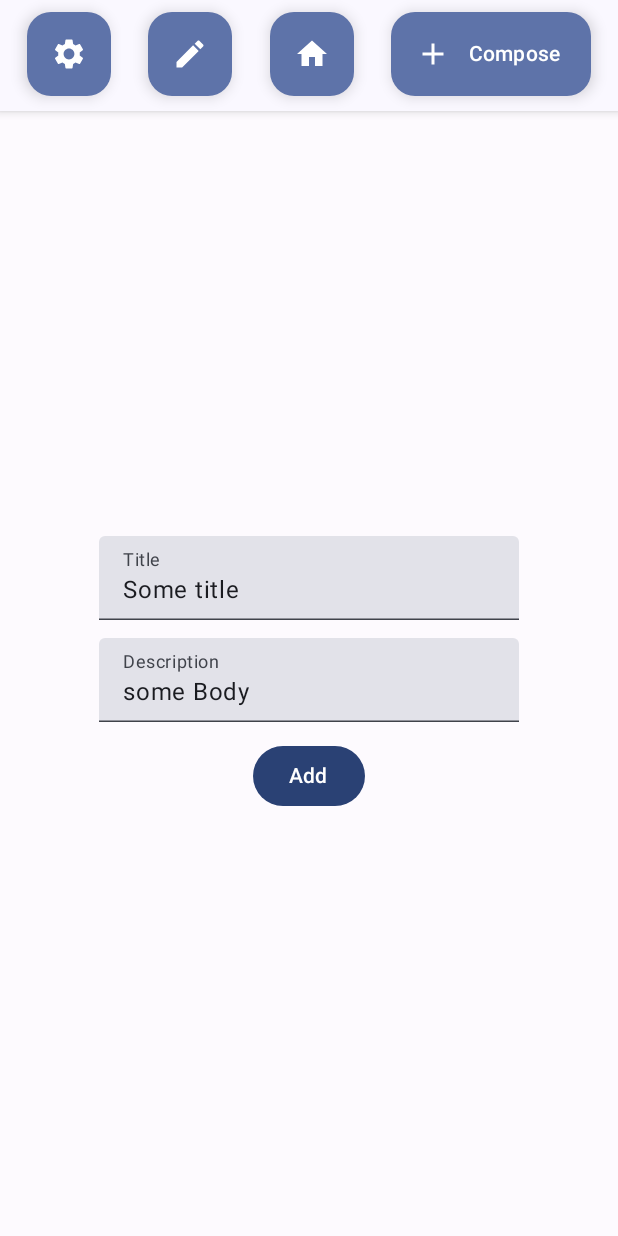
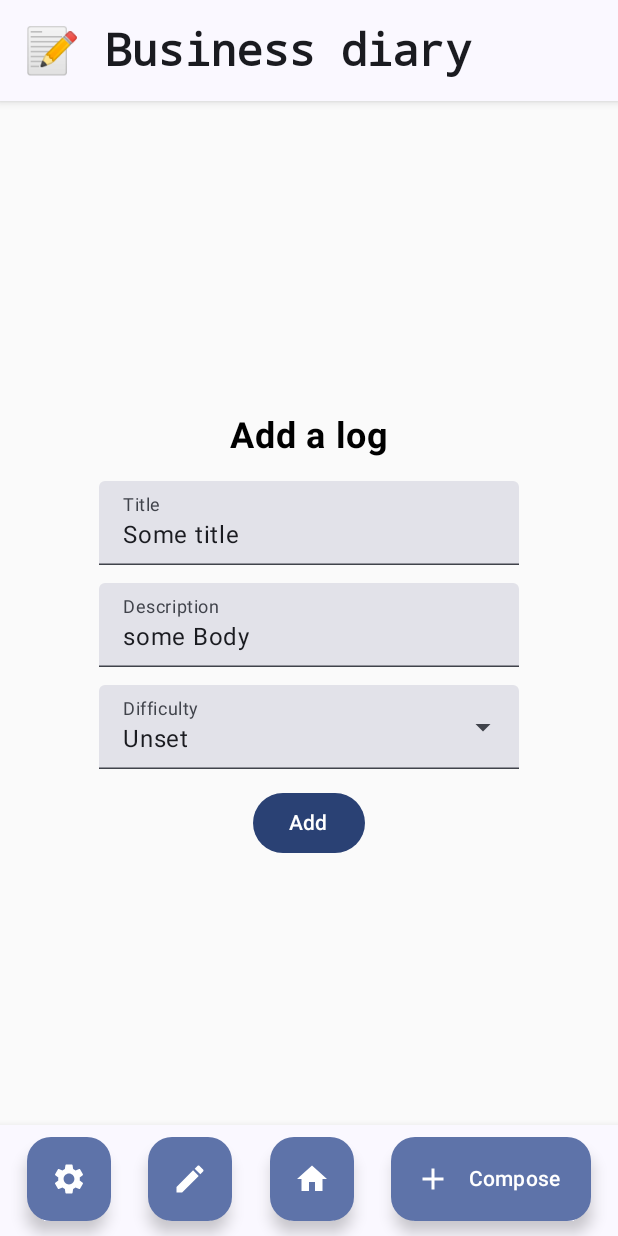
Before and after one commit to shtef21/android-business-diary, an Android app built with Jetpack Compose: the screen it shows after launch (MainActivity), after a tap on "Compose", on a phone screen of 412 x 824 dp. Run offline under Robolectric (Android 15) with nearby library versions, the phone set to English and light mode, and no system bars; our stand-ins replace Firebase (no records; nobody signed in at launch, a user with empty details on screens opened directly).

Commit message:
Refactor
- Expand DiaryLog
- Expand Form add

```diff
--- a/BusinessDiary/app/src/main/java/com/github/shtef21/businessdiary/MainActivity.kt
+++ b/BusinessDiary/app/src/main/java/com/github/shtef21/businessdiary/MainActivity.kt
@@ -3,23 +3,35 @@ package com.github.shtef21.businessdiary
 import android.os.Bundle
 import androidx.activity.ComponentActivity
 import androidx.activity.compose.setContent
-import androidx.compose.foundation.background
+import androidx.compose.foundation.layout.Box
 import androidx.compose.foundation.layout.Column
-import androidx.compose.foundation.layout.fillMaxSize
+import androidx.compose.foundation.layout.fillMaxWidth
+import androidx.compose.foundation.layout.height
+import androidx.compose.foundation.layout.padding
+import androidx.compose.foundation.rememberScrollState
+import androidx.compose.foundation.verticalScroll
+import androidx.compose.material3.Surface
+import androidx.compose.material3.Text
 import androidx.compose.runtime.Composable
 import androidx.compose.ui.Modifier
+import androidx.compose.ui.draw.shadow
+import androidx.compose.ui.text.TextStyle
+import androidx.compose.ui.text.font.FontFamily
+import androidx.compose.ui.text.font.FontWeight
+import androidx.compose.ui.unit.dp
+import androidx.compose.ui.unit.em
+import androidx.compose.ui.unit.sp
 import androidx.navigation.NavHostController
 import androidx.navigation.compose.NavHost
 import androidx.navigation.compose.composable
 import androidx.navigation.compose.rememberNavController
 import com.github.shtef21.businessdiary.components.Navigation
-import com.github.shtef21.businessdiary.logic.DiaryLog
+import com.github.shtef21.businessdiary.entities.DiaryLog
 import com.github.shtef21.businessdiary.logic.Routes
 import com.github.shtef21.businessdiary.pages.AddLogContainer
 import com.github.shtef21.businessdiary.pages.DiaryShowContainer
 import com.github.shtef21.businessdiary.pages.LogDetail
 import com.github.shtef21.businessdiary.pages.testing_firebaseUI
-import com.github.shtef21.businessdiary.ui.theme.AppBackground
 import com.github.shtef21.businessdiary.ui.theme.BusinessDiaryTheme
 
 class MainActivity : ComponentActivity() {
@@ -28,24 +40,59 @@ class MainActivity : ComponentActivity() {
         super.onCreate(savedInstanceState)
         setContent {
             BusinessDiaryTheme {
-                val navController: NavHostController = rememberNavController()
-                val initialRoute: String = Routes.SHOW_LOGS.toString()
-
-                Column(
-                    modifier = Modifier
-                        .fillMaxSize()
-                        .background(AppBackground)
-                ) {
-                    Navigation(navController, initialRoute)
-                    PageWrapper(navController, initialRoute)
-                }
+                AppWrapper()
             }
         }
     }
 }
 
 @Composable
-fun PageWrapper(navController: NavHostController, initialRoute: String) {
+fun AppWrapper() {
+    val navController: NavHostController = rememberNavController()
+    val initialRoute: String = Routes.SHOW_LOGS.toString()
+
+    Column(Modifier.fillMaxWidth()) {
+        Surface(
+            modifier = Modifier
+                .fillMaxWidth()
+                .shadow(4.dp),
+        ) {
+            Box(modifier = Modifier.padding(16.dp)) {
+                Text(
+                    text = "\uD83D\uDCDD Business diary",
+                    style = TextStyle(
+                        fontFamily = FontFamily.Monospace,
+                        fontWeight = FontWeight.Bold,
+                        fontSize = 30.sp, // 3rem in sp
+                        letterSpacing = (-0.02).em // -0.02em in em
+                    )
+                )
+            }
+        }
+
+        // TODO: Fix inifite height on scrollable component (with smth other than height)
+        Column(
+            modifier = Modifier
+                .weight(1f)
+                .padding(16.dp, 16.dp, 16.dp, 0.dp)
+                .verticalScroll(rememberScrollState())
+                .height(100.dp)
+        ) {
+            PageRouter(navController, initialRoute)
+        }
+
+        Surface(
+            modifier = Modifier
+                .fillMaxWidth()
+                .shadow(8.dp),
+        ) {
+            Navigation(navController, initialRoute)
+        }
+    }
+}
+
+@Composable
+fun PageRouter(navController: NavHostController, initialRoute: String) {
     NavHost(
         navController = navController,
         startDestination = initialRoute
--- /dev/null
+++ b/BusinessDiary/app/src/main/java/com/github/shtef21/businessdiary/components/FormDropdown.kt
@@ -0,0 +1,76 @@
+package com.github.shtef21.businessdiary.components
+
+import androidx.compose.foundation.layout.Row
+import androidx.compose.foundation.layout.fillMaxWidth
+import androidx.compose.material3.DropdownMenuItem
+import androidx.compose.material3.ExperimentalMaterial3Api
+import androidx.compose.material3.ExposedDropdownMenuBox
+import androidx.compose.material3.ExposedDropdownMenuDefaults
+import androidx.compose.material3.OutlinedTextField
+import androidx.compose.material3.OutlinedTextFieldDefaults
+import androidx.compose.material3.Text
+import androidx.compose.material3.TextField
+import androidx.compose.runtime.Composable
+import androidx.compose.runtime.getValue
+import androidx.compose.runtime.mutableStateOf
+import androidx.compose.runtime.remember
+import androidx.compose.runtime.setValue
+import androidx.compose.ui.Modifier
+import androidx.compose.ui.graphics.Color
+import androidx.compose.ui.text.font.FontWeight
+import com.github.shtef21.businessdiary.entities.Difficulty
+import com.github.shtef21.businessdiary.ui.theme.BlueLog
+import com.github.shtef21.businessdiary.ui.theme.GreenLog
+
+@OptIn(ExperimentalMaterial3Api::class)
+@Composable
+fun FormDropdown(
+    selectedValue: String,
+    options: List<Difficulty>,
+    label: String,
+    onChange: (Difficulty) -> Unit,
+    modifier: Modifier = Modifier
+) {
+    var expanded by remember { mutableStateOf(false) }
+
+    ExposedDropdownMenuBox(
+        expanded = expanded,
+        onExpandedChange = { expanded = !expanded },
+        modifier = modifier
+    ) {
+        TextField(
+            readOnly = true,
+            value = selectedValue,
+            onValueChange = {},
+            label = { Text(text = label) },
+            trailingIcon = {
+                ExposedDropdownMenuDefaults.TrailingIcon(expanded = expanded)
+            },
+            modifier = Modifier
+                .menuAnchor()
+        )
+
+        ExposedDropdownMenu(expanded = expanded, onDismissRequest = { expanded = false }) {
+            options.forEach { option: Difficulty ->
+                DropdownMenuItem(
+                    text = {
+                        Row {
+                            Text(
+                                option.toString(),
+                                color = option.color,
+                                fontWeight = FontWeight.Bold
+                            )
+                            if (selectedValue == option.toString()) {
+                                Text(" (selected)")
+                            }
+                        }
+                    },
+                    onClick = {
+                        expanded = false
+                        onChange(option)
+                    }
+                )
+            }
+        }
+    }
+}
--- a/BusinessDiary/app/src/main/java/com/github/shtef21/businessdiary/components/Navigation.kt
+++ b/BusinessDiary/app/src/main/java/com/github/shtef21/businessdiary/components/Navigation.kt
@@ -29,12 +29,6 @@ fun Navigation(navController: NavHostController, initialRoute: String) {
         mutableStateOf(initialRoute)
     }
 
-    Surface(
-        modifier = Modifier
-            .fillMaxWidth()
-            .background(Color.Red)
-            .shadow(4.dp),
-    ) {
     Row(
         modifier = Modifier
             .fillMaxWidth()
@@ -79,4 +73,3 @@ fun Navigation(navController: NavHostController, initialRoute: String) {
         }
     }
 }
-}
--- a/BusinessDiary/app/src/main/java/com/github/shtef21/businessdiary/logic/DiaryLog.kt
+++ b/BusinessDiary/app/src/main/java/com/github/shtef21/businessdiary/entities/DiaryLog.kt
@@ -1,12 +1,13 @@
-package com.github.shtef21.businessdiary.logic
+package com.github.shtef21.businessdiary.entities
 
 import java.util.Date
 import java.util.UUID
 
-data class DiaryLog (
+class DiaryLog (
     var title: String = "",
     var description: String = "",
     val logId: String = UUID.randomUUID().toString(),
+    val difficulty: Difficulty = Difficulty.Normal
 )
 
 /*
--- a/BusinessDiary/app/src/main/java/com/github/shtef21/businessdiary/pages/AddLogPage.kt
+++ b/BusinessDiary/app/src/main/java/com/github/shtef21/businessdiary/pages/AddLogPage.kt
@@ -1,11 +1,12 @@
 package com.github.shtef21.businessdiary.pages
 
 import android.util.Log
-import androidx.compose.foundation.layout.Box
 import androidx.compose.foundation.layout.Column
 import androidx.compose.foundation.layout.Spacer
 import androidx.compose.foundation.layout.fillMaxSize
 import androidx.compose.foundation.layout.height
+import androidx.compose.foundation.layout.padding
+import androidx.compose.foundation.layout.wrapContentHeight
 import androidx.compose.material3.Button
 import androidx.compose.material3.Text
 import androidx.compose.material3.TextField
@@ -16,40 +17,48 @@ import androidx.compose.runtime.remember
 import androidx.compose.runtime.setValue
 import androidx.compose.ui.Alignment
 import androidx.compose.ui.Modifier
+import androidx.compose.ui.graphics.Color
+import androidx.compose.ui.text.font.FontWeight
+import androidx.compose.ui.text.style.TextAlign
 import androidx.compose.ui.unit.dp
+import androidx.compose.ui.unit.sp
 import androidx.navigation.NavController
-import com.github.shtef21.businessdiary.logic.DiaryLog
+import com.github.shtef21.businessdiary.components.FormDropdown
+import com.github.shtef21.businessdiary.entities.DiaryLog
+import com.github.shtef21.businessdiary.entities.Difficulty
 import com.github.shtef21.businessdiary.logic.Routes
 import com.github.shtef21.businessdiary.logic.dbAddOrUpdateLog
 
 @Composable
 fun AddLogContainer(navController: NavController) {
-    Box(
-        modifier = Modifier
-            .fillMaxSize(),
-        contentAlignment = Alignment.Center
-    ) {
-        Column(
-            horizontalAlignment = Alignment.CenterHorizontally
-        ) {
-            AddLogForm(navController)
-        }
-    }
-}
-
-@Composable
-fun AddLogForm(navController: NavController) {
     var addEnabled by remember { mutableStateOf(false) }
     var formMessage by remember { mutableStateOf("") }
 
     var diaryLogTitle by remember { mutableStateOf("Some title") }
     var diaryLogText by remember { mutableStateOf("some Body") }
+    var difficulty by remember { mutableStateOf(Difficulty.Unset) }
+
     val checkValidity = {
         addEnabled =
             diaryLogTitle.length > 0
                     && diaryLogText.length > 0
     }
     checkValidity()
+
+    Column(
+        modifier = Modifier
+            .fillMaxSize()
+            .wrapContentHeight(),
+        horizontalAlignment = Alignment.CenterHorizontally
+    ) {
+        Text(
+            text = "Add a log",
+            fontSize = 24.sp, // Adjust the font size as needed
+            fontWeight = FontWeight.Bold, // Bold font weight for title
+            color = Color.Black, // Title color
+            textAlign = TextAlign.Center,
+            modifier = Modifier.padding(vertical = 16.dp) // Add padding for spacing
+        )
 
         TextField(
             value = diaryLogTitle,
@@ -69,12 +78,23 @@ fun AddLogForm(navController: NavController) {
             label = { Text("Description")}
         )
         Spacer(modifier = Modifier.height(12.dp))
+        FormDropdown(
+            selectedValue = difficulty.toString(),
+            options = listOf(
+                Difficulty.Unset,
+                Difficulty.Easy,
+                Difficulty.Normal,
+                Difficulty.Difficult
+            ),
+            label = "Difficulty",
+            onChange = { newDifficulty ->
+                Log.e("new val", newDifficulty.toString())
+            }
+        )
+        Spacer(modifier = Modifier.height(12.dp))
         Button(
             onClick = {
-            val diaryLog = DiaryLog(
-                diaryLogTitle,
-                diaryLogText,
-            )
+                val diaryLog = DiaryLog(diaryLogTitle, diaryLogText,)
                 formMessage = "Sending..."
                 dbAddOrUpdateLog(
                     log = diaryLog,
@@ -92,7 +112,8 @@ fun AddLogForm(navController: NavController) {
             Text(text = "Add")
         }
 
-    if (formMessage.length > 0) {
+        if (formMessage.isNotEmpty()) {
             Text(formMessage)
         }
     }
+}
--- a/BusinessDiary/app/src/main/java/com/github/shtef21/businessdiary/pages/DetailsPage.kt
+++ b/BusinessDiary/app/src/main/java/com/github/shtef21/businessdiary/pages/DetailsPage.kt
@@ -2,7 +2,7 @@ package com.github.shtef21.businessdiary.pages
 
 import androidx.compose.material3.Text
 import androidx.compose.runtime.Composable
-import com.github.shtef21.businessdiary.logic.DiaryLog
+import com.github.shtef21.businessdiary.entities.DiaryLog
 
 @Composable
 fun LogDetail(log: DiaryLog) {
--- a/BusinessDiary/app/src/main/java/com/github/shtef21/businessdiary/pages/DiaryShowPage.kt
+++ b/BusinessDiary/app/src/main/java/com/github/shtef21/businessdiary/pages/DiaryShowPage.kt
@@ -1,17 +1,12 @@
 package com.github.shtef21.businessdiary.pages
 
-import androidx.compose.foundation.BorderStroke
-import androidx.compose.foundation.background
-import androidx.compose.foundation.border
 import androidx.compose.foundation.layout.Arrangement
-import androidx.compose.foundation.layout.Box
 import androidx.compose.foundation.layout.Column
 import androidx.compose.foundation.layout.fillMaxSize
+import androidx.compose.foundation.layout.fillMaxWidth
 import androidx.compose.foundation.layout.padding
 import androidx.compose.foundation.lazy.LazyColumn
 import androidx.compose.foundation.lazy.items
-import androidx.compose.foundation.rememberScrollState
-import androidx.compose.foundation.verticalScroll
 import androidx.compose.runtime.Composable
 import androidx.compose.runtime.getValue
 import androidx.compose.runtime.mutableStateOf
@@ -19,10 +14,9 @@ import androidx.compose.runtime.remember
 import androidx.compose.runtime.setValue
 import androidx.compose.ui.Modifier
 import androidx.compose.ui.graphics.Color
-import androidx.compose.ui.tooling.preview.Preview
 import androidx.compose.ui.unit.dp
 import com.github.shtef21.businessdiary.components.LogCard
-import com.github.shtef21.businessdiary.logic.DiaryLog
+import com.github.shtef21.businessdiary.entities.DiaryLog
 import com.github.shtef21.businessdiary.logic.dbListenForLogChanges
 import com.github.shtef21.businessdiary.ui.theme.BlueLog
 
@@ -34,17 +28,11 @@ fun DiaryShowContainer() {
     }
     dbListenForLogChanges ({ logs = it })
 
-    Box(
-        modifier = Modifier
-            .verticalScroll(rememberScrollState())
-    ) {
-
     if (logs.isEmpty()) {
         NoLogsFoundColumn()
     }
     else {
         LogsColumn(logs)
-        }
     }
 }
 
@@ -54,17 +42,14 @@ fun NoLogsFoundColumn() {
 
     Column(
         modifier = Modifier
-            .padding(12.dp)
-            .fillMaxSize(),
+            .fillMaxWidth(),
         verticalArrangement = Arrangement.spacedBy(12.dp)
     ) {
-        repeat(50) {
         LogCard(
             "Loading...",
             "Card loading is in progress",
-                Color.Red
+            Color.Gray
         )
-        }
     }
 }
 
@@ -74,7 +59,7 @@ fun LogsColumn(logs: List<DiaryLog>) {
     LazyColumn(
         modifier = Modifier
             .padding(12.dp)
-            .fillMaxSize(),
+            .fillMaxWidth(),
         verticalArrangement = Arrangement.spacedBy(12.dp)
     ) {
         items(logs) {  log ->
--- a/BusinessDiary/app/src/main/java/com/github/shtef21/businessdiary/pages/TestingPage.kt
+++ b/BusinessDiary/app/src/main/java/com/github/shtef21/businessdiary/pages/TestingPage.kt
@@ -1,6 +1,5 @@
 package com.github.shtef21.businessdiary.pages
 
-import android.content.Context
 import android.widget.Toast
 import androidx.compose.foundation.background
 import androidx.compose.foundation.layout.Arrangement
@@ -26,12 +25,10 @@ import androidx.compose.ui.text.style.TextAlign
 import androidx.compose.ui.unit.dp
 import androidx.compose.ui.unit.sp
 import com.github.shtef21.businessdiary.logic.AppProperties.dbTableName
-import com.github.shtef21.businessdiary.logic.DiaryLog
+import com.github.shtef21.businessdiary.entities.DiaryLog
 import com.google.firebase.Firebase
 import com.google.firebase.database.DataSnapshot
 import com.google.firebase.database.DatabaseError
-import com.google.firebase.database.FirebaseDatabase
-import com.google.firebase.database.GenericTypeIndicator
 import com.google.firebase.database.ValueEventListener
 import com.google.firebase.database.database
 
```
Also changed, not shown: BusinessDiary/app/src/main/java/com/github/shtef21/businessdiary/components/LogCard.kt (+7 -0 lines), BusinessDiary/app/src/main/java/com/github/shtef21/businessdiary/components/NavigationDrawer.kt (added, +111 -0 lines), BusinessDiary/app/src/main/java/com/github/shtef21/businessdiary/entities/Difficulty.kt (added, +14 -0 lines), BusinessDiary/app/src/main/java/com/github/shtef21/businessdiary/logic/AppDb.kt (+1 -6 lines). Lines whose indentation alone changed are shown as unchanged.
